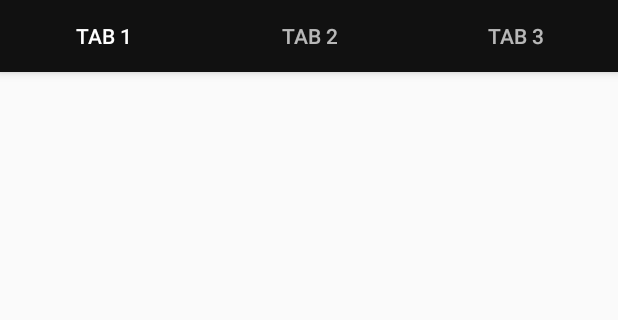
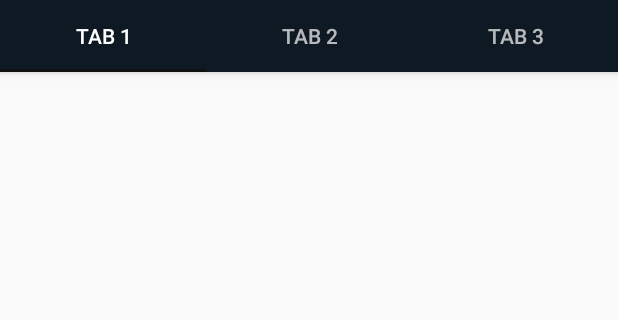
Before and after one commit to kalvink/Guide-for-Valorant, an Android app: the Viper screen opened directly, with no data from a screen before it, on a phone screen of 412 x 824 dp, the part 84-404 px from its top. Run offline under Robolectric (Android 15) with nearby library versions, the phone set to English and light mode, and no system bars; our stand-ins replace AdMob; 1 statement that could not run was skipped.

Commit message:
status bar
status

```diff
--- a/app/src/main/res/layout/activity_viper.xml
+++ b/app/src/main/res/layout/activity_viper.xml
@@ -26,7 +26,7 @@
             android:id="@+id/tabs"
             android:layout_width="match_parent"
             android:layout_height="wrap_content"
-            android:background="?attr/colorPrimary" />
+            android:background="@color/valorantColor" />
 
     </com.google.android.material.appbar.AppBarLayout>
 
--- a/app/src/main/res/values-v21/styles.xml
+++ b/app/src/main/res/values-v21/styles.xml
@@ -3,6 +3,6 @@
     <style name="AppTheme.NoActionBar">
         <item name="windowActionBar">false</item>
         <item name="windowNoTitle">true</item>
-        <item name="android:statusBarColor">@android:color/transparent</item>
+        <item name="android:statusBarColor">@color/colorPrimary</item>
     </style>
 </resources>
```
